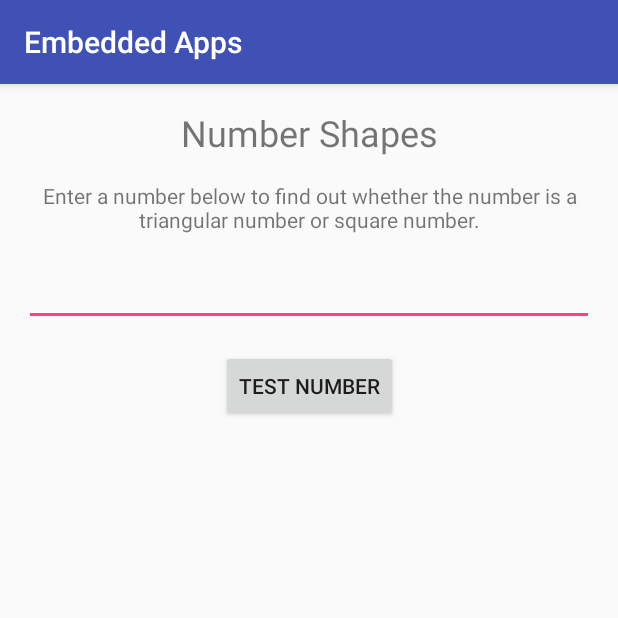
After one commit to harshendrashah/Embedded-Apps, an Android app: the NumberShapesActivity screen opened directly, with no data from a screen before it, on a phone screen of 412 x 824 dp, the top half of it. The commit adds this screen. Run offline under Robolectric (Android 15) with nearby library versions, the phone set to English and light mode, and no system bars.

Commit message:
Added Number Shapes

```diff
--- a/app/src/main/AndroidManifest.xml
+++ b/app/src/main/AndroidManifest.xml
@@ -16,7 +16,8 @@
                 <category android:name="android.intent.category.LAUNCHER" />
             </intent-filter>
         </activity>
-        <activity android:name=".CurrencyConverterActivity"></activity>
+        <activity android:name=".CurrencyConverterActivity" />
+        <activity android:name=".NumberShapesActivity"></activity>
     </application>
 
 </manifest>
--- /dev/null
+++ b/app/src/main/res/layout/activity_number_shapes.xml
@@ -0,0 +1,47 @@
+<?xml version="1.0" encoding="utf-8"?>
+<android.support.constraint.ConstraintLayout xmlns:android="http://schemas.android.com/apk/res/android"
+    xmlns:app="http://schemas.android.com/apk/res-auto"
+    xmlns:tools="http://schemas.android.com/tools"
+    android:layout_width="match_parent"
+    android:layout_height="match_parent"
+    tools:context=".NumberShapesActivity">
+
+    <TextView
+        android:id="@+id/titleNS"
+        android:layout_width="wrap_content"
+        android:layout_height="wrap_content"
+        android:padding="16dp"
+        android:text="Number Shapes"
+        android:textSize="24dp"
+        app:layout_constraintLeft_toLeftOf="parent"
+        app:layout_constraintRight_toRightOf="parent" />
+
+    <TextView
+        android:id="@+id/introNS"
+        android:layout_width="wrap_content"
+        android:layout_height="wrap_content"
+        android:text="Enter a number below to find out whether the number is a triangular number or square number."
+        android:textAlignment="center"
+        app:layout_constraintTop_toBottomOf="@id/titleNS" />
+
+    <EditText
+        android:id="@+id/inputNS"
+        android:layout_width="match_parent"
+        android:layout_height="wrap_content"
+        android:layout_margin="16dp"
+        android:inputType="number"
+        android:textAlignment="center"
+        app:layout_constraintTop_toBottomOf="@id/introNS" />
+
+    <Button
+        android:id="@+id/buttonNS"
+        android:layout_width="wrap_content"
+        android:layout_height="wrap_content"
+        android:layout_margin="16dp"
+        android:onClick="onButtonClick"
+        android:text="Test Number"
+        app:layout_constraintLeft_toLeftOf="parent"
+        app:layout_constraintRight_toRightOf="parent"
+        app:layout_constraintTop_toBottomOf="@id/inputNS" />
+
+</android.support.constraint.ConstraintLayout>
```
Also changed, not shown: app/src/main/java/com/shahharshendra/embeddedapps/MainActivity.java (+8 -2 lines), app/src/main/java/com/shahharshendra/embeddedapps/NumberShapesActivity.java (added, +75 -0 lines), 1 other file.
